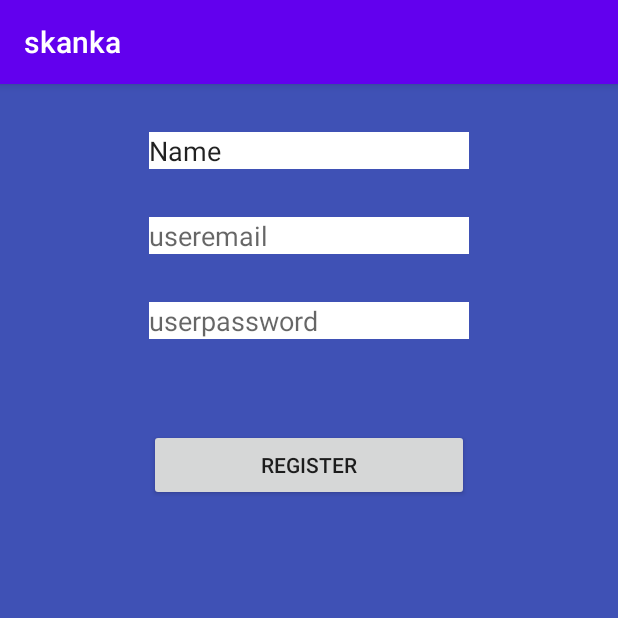
After one commit to Magnusahl/skanka, an Android app: the RegisterActivity screen opened directly, with no data from a screen before it, on a phone screen of 412 x 824 dp, the top half of it. The commit adds this screen. Run offline under Robolectric (Android 15) with nearby library versions, the phone set to English and light mode, and no system bars.

Commit message:
added register func

```diff
--- a/app/src/main/java/com/example/skanka/PostsActivity.kt
+++ b/app/src/main/java/com/example/skanka/PostsActivity.kt
@@ -34,7 +34,9 @@ open class PostsActivity : AppCompatActivity() {
         adapter = PostsAdapter(this, posts)
 
         rvPosts.adapter = adapter
-        rvPosts.layoutManager = LinearLayoutManager(this)
+
+        rvPosts.layoutManager =  LinearLayoutManager(this)
+
         firestoreDb = FirebaseFirestore.getInstance()
 
         firestoreDb.collection("users")
--- /dev/null
+++ b/app/src/main/java/com/example/skanka/RegisterActivity.kt
@@ -0,0 +1,20 @@
+package com.example.skanka
+
+import androidx.appcompat.app.AppCompatActivity
+import android.os.Bundle
+import kotlinx.android.synthetic.main.activity_register.*
+
+class RegisterActivity : AppCompatActivity() {
+
+    override fun onCreate(savedInstanceState: Bundle?) {
+        super.onCreate(savedInstanceState)
+        setContentView(R.layout.activity_register)
+
+
+
+        btn_register.setOnClickListener {
+            val email = userEmail.text.toString()
+            val password = userPassword.text.toString()
+        }
+    }
+}
--- a/app/src/main/res/layout/activity_login.xml
+++ b/app/src/main/res/layout/activity_login.xml
@@ -29,4 +29,10 @@
         android:layout_width="match_parent"
         android:layout_height="wrap_content"
         android:text="Login" />
+
+    <TextView
+        android:id="@+id/tv_register"
+        android:layout_width="wrap_content"
+        android:layout_height="wrap_content"
+        android:text="Register" />
 </LinearLayout>
--- a/app/src/main/res/layout/activity_posts.xml
+++ b/app/src/main/res/layout/activity_posts.xml
@@ -10,8 +10,10 @@
         android:id="@+id/rvPosts"
         android:layout_width="match_parent"
         android:layout_height="match_parent"
+        app:layoutManager="androidx.recyclerview.widget.GridLayoutManager"
         tools:layout_editor_absoluteX="1dp"
-        tools:layout_editor_absoluteY="1dp" />
+        tools:layout_editor_absoluteY="1dp"
+        app:spanCount="2" />
 
     <com.google.android.material.floatingactionbutton.FloatingActionButton
         android:id="@+id/fabCreate"
--- /dev/null
+++ b/app/src/main/res/layout/activity_register.xml
@@ -0,0 +1,66 @@
+<?xml version="1.0" encoding="utf-8"?>
+<androidx.constraintlayout.widget.ConstraintLayout xmlns:android="http://schemas.android.com/apk/res/android"
+    xmlns:app="http://schemas.android.com/apk/res-auto"
+    xmlns:tools="http://schemas.android.com/tools"
+    android:layout_width="match_parent"
+    android:layout_height="match_parent"
+    android:background="#3F51B5"
+    tools:context=".RegisterActivity">
+
+    <EditText
+        android:id="@+id/userName"
+        android:layout_width="wrap_content"
+        android:layout_height="wrap_content"
+        android:layout_marginStart="32dp"
+        android:layout_marginTop="32dp"
+        android:layout_marginEnd="32dp"
+        android:autofillHints=""
+        android:background="#FFFFFF"
+        android:ems="10"
+        android:hint="username"
+        android:inputType="textPersonName"
+        android:text="Name"
+        app:layout_constraintEnd_toEndOf="parent"
+        app:layout_constraintStart_toStartOf="parent"
+        app:layout_constraintTop_toTopOf="parent" />
+
+    <EditText
+        android:id="@+id/userEmail"
+        android:layout_width="wrap_content"
+        android:layout_height="wrap_content"
+        android:layout_marginStart="32dp"
+        android:layout_marginTop="32dp"
+        android:layout_marginEnd="32dp"
+        android:background="#FFFFFF"
+        android:ems="10"
+        android:hint="useremail"
+        android:inputType="textEmailAddress"
+        app:layout_constraintEnd_toEndOf="parent"
+        app:layout_constraintStart_toStartOf="parent"
+        app:layout_constraintTop_toBottomOf="@+id/userName" />
+
+    <EditText
+        android:id="@+id/userPassword"
+        android:layout_width="wrap_content"
+        android:layout_height="wrap_content"
+        android:layout_marginStart="32dp"
+        android:layout_marginTop="32dp"
+        android:layout_marginEnd="32dp"
+        android:background="#FFFFFF"
+        android:ems="10"
+        android:hint="userpassword"
+        android:inputType="textPassword"
+        app:layout_constraintEnd_toEndOf="parent"
+        app:layout_constraintStart_toStartOf="parent"
+        app:layout_constraintTop_toBottomOf="@+id/userEmail" />
+
+    <Button
+        android:id="@+id/btn_register"
+        android:layout_width="0dp"
+        android:layout_height="wrap_content"
+        android:layout_marginTop="60dp"
+        android:text="Register"
+        app:layout_constraintEnd_toEndOf="@+id/userPassword"
+        app:layout_constraintStart_toStartOf="@+id/userPassword"
+        app:layout_constraintTop_toBottomOf="@+id/userPassword" />
+</androidx.constraintlayout.widget.ConstraintLayout>
--- /dev/null
+++ b/app/src/main/res/xml/fileprovider.xml
@@ -0,0 +1,6 @@
+<?xml version="1.0" encoding="utf-8"?>
+<paths>
+    <external-files-path
+        name="images"
+        path="Pictures"/>
+</paths>
```
Also changed, not shown: app/src/main/AndroidManifest.xml (+14 -1 lines), app/src/main/java/com/example/skanka/CreateActivity.kt (+46 -17 lines), app/src/main/java/com/example/skanka/LoginActivity.kt (+14 -5 lines).
